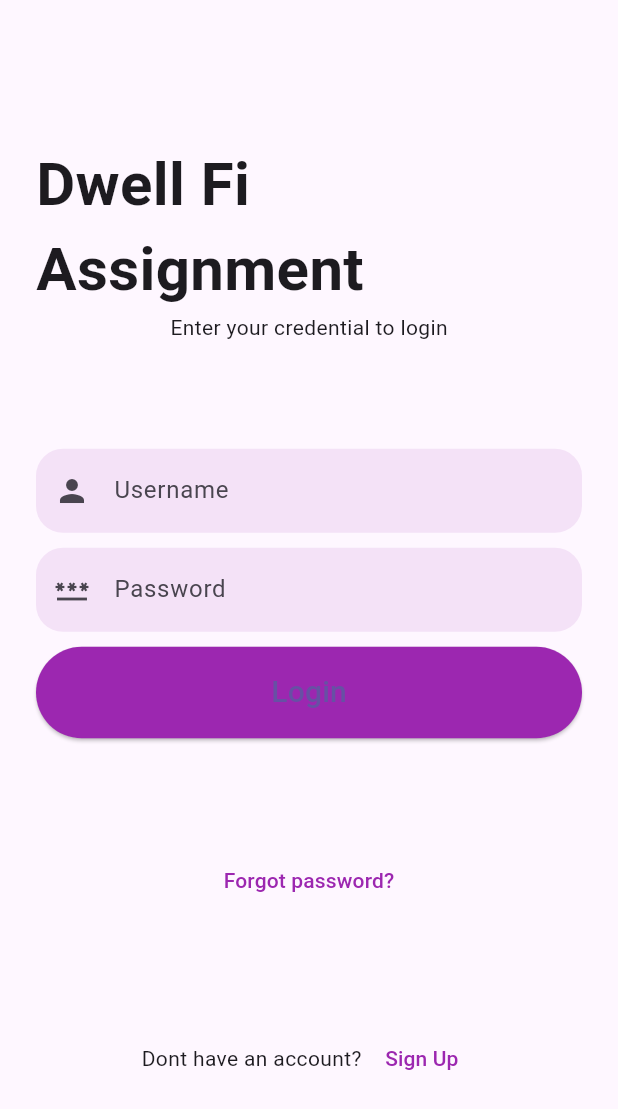
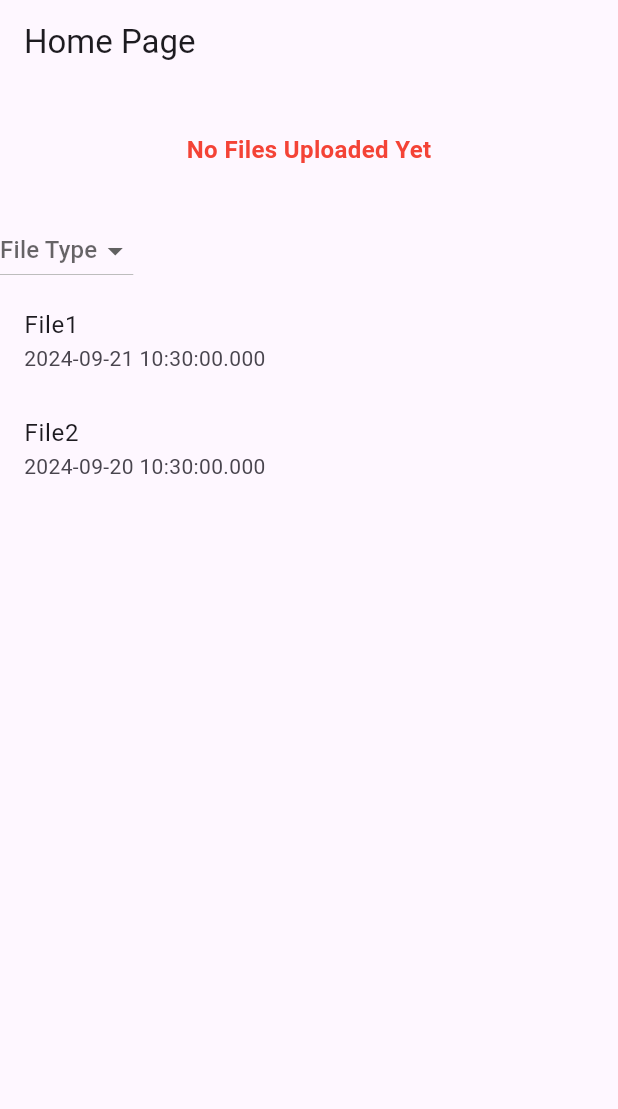
Before and after one commit to InvincibleSihag/dwellFi_Assignment, a Flutter app: the screen it shows after launch, after a tap on "Login", on a phone screen of 412 x 824 dp. Shown: the top 1109 px of the screen. Run offline on Flutter 3.47's test engine with Material 3 defaults, Android fonts, the light colour scheme and no system bars; our stand-ins replace equatable, fl_chart, flutter_bloc, fpdart, get, get_it.

Commit message:
added HomePage and handled dependency injection
Ui is still pending, just a simple setup is done

```diff
--- a/frontend/dwell_fi_assignment/lib/core/common/models/user_model.dart
+++ b/frontend/dwell_fi_assignment/lib/core/common/models/user_model.dart
@@ -1,15 +1,11 @@
 class User {
   final String id;
   final String email;
-  final String name;
-  final String countryCode;
-  final String phoneNumber;
+  final String password;
 
   User({
     required this.id,
     required this.email,
-    required this.name,
-    required this.countryCode,
-    required this.phoneNumber,
+    required this.password,
   });
 }
--- /dev/null
+++ b/frontend/dwell_fi_assignment/lib/core/constants/display.dart
@@ -0,0 +1,5 @@
+
+const double generalPadding = 16;
+const double largePadding = 24;
+const double smallPadding = 8;
+const double xlargePadding = 32;
--- a/frontend/dwell_fi_assignment/lib/features/auth/data/auth_repository_impl.dart
+++ b/frontend/dwell_fi_assignment/lib/features/auth/data/auth_repository_impl.dart
@@ -8,10 +8,9 @@ class AuthRepositoryImpl extends AuthRepository {
   @override
   Future<Either<Failure, User>> login(UserLogin userLogin) async {
     return right(User(
-        id: '1',
-        email: 'test@gmail.com',
-        name: 'test',
-        countryCode: '91',
-        phoneNumber: '9876543210'));
+        id: "id",
+        email: userLogin.email,
+        password: userLogin.password,
+    ));
   }
 }
--- a/frontend/dwell_fi_assignment/lib/features/auth/presentation/bloc/auth_bloc.dart
+++ b/frontend/dwell_fi_assignment/lib/features/auth/presentation/bloc/auth_bloc.dart
@@ -1,10 +1,13 @@
-import 'package:bloc/bloc.dart';
-import 'package:dwell_fi_assignment/features/auth/data/auth_repository_impl.dart';
+import 'package:dwell_fi_assignment/features/auth/domain/auth_repository.dart';
+import 'package:flutter/material.dart';
+import 'package:flutter_bloc/flutter_bloc.dart';
 import 'package:dwell_fi_assignment/features/auth/presentation/bloc/auth_event.dart';
 import 'package:dwell_fi_assignment/features/auth/presentation/bloc/auth_state.dart';
 
 class AuthBloc extends Bloc<AuthEvent, AuthState> {
-  final AuthRepositoryImpl authRepository;
+  final AuthRepository authRepository;
+  final emailController = TextEditingController();
+  final passwordController = TextEditingController();
 
   AuthBloc(this.authRepository) : super(AuthInitial()) {
     on<LoginRequested>(_onLoginRequested);
--- a/frontend/dwell_fi_assignment/lib/features/auth/presentation/pages/login_page.dart
+++ b/frontend/dwell_fi_assignment/lib/features/auth/presentation/pages/login_page.dart
@@ -1,13 +1,40 @@
+import 'dart:developer';
+
+import 'package:dwell_fi_assignment/features/auth/domain/entities/user_login.dart';
+import 'package:dwell_fi_assignment/features/auth/presentation/bloc/auth_bloc.dart';
+import 'package:dwell_fi_assignment/features/auth/presentation/bloc/auth_event.dart';
+import 'package:dwell_fi_assignment/features/auth/presentation/bloc/auth_state.dart';
+import 'package:dwell_fi_assignment/features/home_page/presentation/pages/home_page.dart';
+import 'package:dwell_fi_assignment/init_dependencies.dart';
 import 'package:flutter/material.dart';
+import 'package:flutter_bloc/flutter_bloc.dart';
 
 class LoginPage extends StatelessWidget {
   const LoginPage({super.key});
 
   @override
   Widget build(BuildContext context) {
-    return MaterialApp(
-      debugShowCheckedModeBanner: false,
-      home: Scaffold(
+    return BlocConsumer<AuthBloc, AuthState>(
+      listener: (context, state) {
+        if (state is AuthAuthenticated) {
+          log("Authenticated");
+          Navigator.of(context).pushAndRemoveUntil(
+              HomePage.route(), (route) => false,
+          );
+        } else if (state is AuthUnauthenticated) {
+          ScaffoldMessenger.of(context).showSnackBar(
+            SnackBar(content: Text(state.message)),
+          );
+        }
+        else {
+          log(state.toString());
+        }
+      },
+      builder: (context, state) {
+        if (state is AuthLoading) {
+          return const Center(child: CircularProgressIndicator());
+        }
+        return Scaffold(
           body: Container(
             margin: const EdgeInsets.all(24),
             child: Column(
@@ -20,7 +47,8 @@ class LoginPage extends StatelessWidget {
               ],
             ),
           ),
-      ),
+        );
+      },
     );
   }
 
@@ -41,8 +69,9 @@ class LoginPage extends StatelessWidget {
       crossAxisAlignment: CrossAxisAlignment.stretch,
       children: [
         TextField(
+          controller: serviceLocator<AuthBloc>().emailController,
           decoration: InputDecoration(
-              hintText: "Username",
+              hintText: "Email",
               border: OutlineInputBorder(
                   borderRadius: BorderRadius.circular(18),
                   borderSide: BorderSide.none),
@@ -52,6 +81,7 @@ class LoginPage extends StatelessWidget {
         ),
         const SizedBox(height: 10),
         TextField(
+          controller: serviceLocator<AuthBloc>().passwordController,
           decoration: InputDecoration(
             hintText: "Password",
             border: OutlineInputBorder(
@@ -65,7 +95,12 @@ class LoginPage extends StatelessWidget {
         ),
         const SizedBox(height: 10),
         ElevatedButton(
-          onPressed: () {},
+          onPressed: () {
+            final email = serviceLocator<AuthBloc>().emailController.text;
+            final password = serviceLocator<AuthBloc>().passwordController.text;
+            serviceLocator<AuthBloc>().add(
+                LoginRequested(UserLogin(email: email, password: password)));
+          },
           style: ElevatedButton.styleFrom(
             shape: const StadiumBorder(),
             padding: const EdgeInsets.symmetric(vertical: 16),
@@ -94,7 +129,7 @@ class LoginPage extends StatelessWidget {
     return Row(
       mainAxisAlignment: MainAxisAlignment.center,
       children: [
-        const Text("Dont have an account? "),
+        const Text("Don't have an account? "),
         TextButton(
             onPressed: () {},
             child: const Text(
--- /dev/null
+++ b/frontend/dwell_fi_assignment/lib/features/home_page/data/repository/home_page_repository_impl.dart
@@ -0,0 +1,16 @@
+import 'package:dwell_fi_assignment/core/error/failures.dart';
+import 'package:dwell_fi_assignment/features/home_page/domain/entities/file.dart';
+import 'package:dwell_fi_assignment/features/home_page/domain/repository/home_page_repository.dart';
+import 'package:fpdart/fpdart.dart';
+
+class HomePageRepositoryImpl extends HomePageRepository {
+  @override
+  Future<Either<Failure, List<File>>> getFiles() async {
+    // Mock data for now
+    final files = [
+      File(name: 'File1', uploadDate: DateTime.now(), fileType: 'Type1', sensorType: 'Sensor1'),
+      File(name: 'File2', uploadDate: DateTime.now().subtract(const Duration(days: 1)), fileType: 'Type2', sensorType: 'Sensor2'),
+    ];
+    return right(files);
+  }
+}
--- /dev/null
+++ b/frontend/dwell_fi_assignment/lib/features/home_page/domain/entities/file.dart
@@ -0,0 +1,13 @@
+class File {
+  final String name;
+  final DateTime uploadDate;
+  final String fileType;
+  final String sensorType;
+
+  File({
+    required this.name,
+    required this.uploadDate,
+    required this.fileType,
+    required this.sensorType,
+  });
+}
--- /dev/null
+++ b/frontend/dwell_fi_assignment/lib/features/home_page/domain/repository/home_page_repository.dart
@@ -0,0 +1,7 @@
+import 'package:dwell_fi_assignment/core/error/failures.dart';
+import 'package:dwell_fi_assignment/features/home_page/domain/entities/file.dart';
+import 'package:fpdart/fpdart.dart';
+
+abstract class HomePageRepository {
+  Future<Either<Failure, List<File>>> getFiles();
+}
--- /dev/null
+++ b/frontend/dwell_fi_assignment/lib/features/home_page/presentation/bloc/home_bloc.dart
@@ -0,0 +1,26 @@
+import 'package:flutter_bloc/flutter_bloc.dart';
+import 'package:dwell_fi_assignment/features/home_page/domain/repository/home_page_repository.dart';
+import 'package:dwell_fi_assignment/features/home_page/presentation/bloc/home_event.dart';
+import 'package:dwell_fi_assignment/features/home_page/presentation/bloc/home_state.dart';
+
+class HomeBloc extends Bloc<HomeEvent, HomeState> {
+  final HomePageRepository homePageRepository;
+
+  HomeBloc(this.homePageRepository) : super(HomeInitial()) {
+    on<LoadFilesEvent>(_onLoadFiles);
+    on<FilterFilesEvent>(_onFilterFiles);
+  }
+
+  void _onLoadFiles(LoadFilesEvent event, Emitter<HomeState> emit) async {
+    emit(HomeLoading());
+    final result = await homePageRepository.getFiles();
+    result.fold(
+      (failure) => emit(HomeError(failure.message)),
+      (files) => emit(HomeLoaded(files, {})),
+    );
+  }
+
+  void _onFilterFiles(FilterFilesEvent event, Emitter<HomeState> emit) {
+    // Implement filtering logic
+  }
+}
--- /dev/null
+++ b/frontend/dwell_fi_assignment/lib/features/home_page/presentation/bloc/home_event.dart
@@ -0,0 +1,19 @@
+import 'package:equatable/equatable.dart';
+
+abstract class HomeEvent extends Equatable {
+  const HomeEvent();
+
+  @override
+  List<Object> get props => [];
+}
+
+class LoadFilesEvent extends HomeEvent {}
+
+class FilterFilesEvent extends HomeEvent {
+  final String? fileType;
+  final DateTime? date;
+  final String? sensorType;
+
+  const FilterFilesEvent({required this.fileType, required this.date, required this.sensorType});
+
+}
--- /dev/null
+++ b/frontend/dwell_fi_assignment/lib/features/home_page/presentation/bloc/home_state.dart
@@ -0,0 +1,31 @@
+import 'package:dwell_fi_assignment/features/home_page/domain/entities/file.dart';
+import 'package:equatable/equatable.dart';
+abstract class HomeState extends Equatable {
+  const HomeState();
+
+  @override
+  List<Object> get props => [];
+}
+
+class HomeInitial extends HomeState {}
+
+class HomeLoading extends HomeState {}
+
+class HomeLoaded extends HomeState {
+  final List<File> files;
+  final Map<DateTime, int> filesPerDay;
+
+  const HomeLoaded(this.files, this.filesPerDay);
+
+  @override
+  List<Object> get props => [files, filesPerDay];
+}
+
+class HomeError extends HomeState {
+  final String message;
+
+  const HomeError(this.message);
+
+  @override
+  List<Object> get props => [message];
+}
--- /dev/null
+++ b/frontend/dwell_fi_assignment/lib/features/home_page/presentation/pages/home_page.dart
@@ -0,0 +1,31 @@
+import 'dart:developer';
+
+import 'package:dwell_fi_assignment/features/home_page/presentation/pages/widgets/file_chart.dart';
+import 'package:dwell_fi_assignment/features/home_page/presentation/pages/widgets/file_filters.dart';
+import 'package:dwell_fi_assignment/features/home_page/presentation/pages/widgets/file_list.dart';
+import 'package:flutter/material.dart';
+
+class HomePage extends StatelessWidget {
+  static route() =>
+    MaterialPageRoute(
+      builder: (context) => const HomePage(),
+    );
+
+  const HomePage({super.key});
+
+  @override
+  Widget build(BuildContext context) {
+    return Scaffold(
+      appBar: AppBar(
+        title: const Text('Home Page'),
+      ),
+      body: const Column(
+        children: [
+          FileChart(),
+          FileFilters(),
+          Expanded(child: FileList()),
+        ],
+      ),
+    );
+  }
+}
--- /dev/null
+++ b/frontend/dwell_fi_assignment/lib/features/home_page/presentation/pages/widgets/file_chart.dart
@@ -0,0 +1,57 @@
+import 'package:dwell_fi_assignment/core/constants/display.dart';
+import 'package:dwell_fi_assignment/features/home_page/presentation/bloc/home_bloc.dart';
+import 'package:dwell_fi_assignment/features/home_page/presentation/bloc/home_state.dart';
+import 'package:fl_chart/fl_chart.dart';
+import 'package:flutter/material.dart';
+import 'package:flutter_bloc/flutter_bloc.dart';
+
+class FileChart extends StatelessWidget {
+  const FileChart({super.key});
+
+  @override
+  Widget build(BuildContext context) {
+    return BlocBuilder<HomeBloc, HomeState>(
+      builder: (context, state) {
+        if (state is HomeLoaded && state.filesPerDay.isNotEmpty) {
+          return BarChart(
+            BarChartData(
+              alignment: BarChartAlignment.spaceAround,
+              // barGroups: state.files.map((file) {
+              //   return BarChartGroupData(
+              //     x: file.id,
+              //     barRods: [
+              //       BarChartRodData(
+              //         toY: file.size.toDouble(),
+              //         colors: [Colors.blue],
+              //       ),
+              //     ],
+              //   );
+              // }).toList(),
+              // titlesData: FlTitlesData(
+              //   leftTitles: SideTitles(showTitles: true),
+              //   bottomTitles: SideTitles(
+              //     showTitles: true,
+              //     getTitles: (double value) {
+              //       return state.files.firstWhere((file) => file.id == value.toInt()).name;
+              //     },
+              //   ),
+              // ),
+            ),
+          );
+        } else {
+          return const Padding(
+            padding: EdgeInsets.all(xlargePadding),
+            child: Text(
+              'No Files Uploaded Yet',
+              style: TextStyle(
+                fontSize: 16,
+                fontWeight: FontWeight.bold,
+                color: Colors.red,
+              ),
+            ),
+          );
+        }
+      },
+    );
+  }
+}
--- /dev/null
+++ b/frontend/dwell_fi_assignment/lib/features/home_page/presentation/pages/widgets/file_filters.dart
@@ -0,0 +1,30 @@
+import 'package:dwell_fi_assignment/features/home_page/presentation/bloc/home_bloc.dart';
+import 'package:dwell_fi_assignment/features/home_page/presentation/bloc/home_event.dart';
+import 'package:dwell_fi_assignment/init_dependencies.dart';
+import 'package:flutter/material.dart';
+import 'package:flutter_bloc/flutter_bloc.dart';
+
+class FileFilters extends StatelessWidget {
+  const FileFilters({super.key});
+
+  @override
+  Widget build(BuildContext context) {
+    return Row(
+      children: [
+        DropdownButton<String>(
+          hint: const Text('File Type'),
+          items: ['Type1', 'Type2'].map((String value) {
+            return DropdownMenuItem<String>(
+              value: value,
+              child: Text(value),
+            );
+          }).toList(),
+          onChanged: (value) {
+            serviceLocator<HomeBloc>().add(FilterFilesEvent(fileType: value, date: null, sensorType: null));
+          },
+        ),
+        // Add more filters for date and sensor type similarly
+      ],
+    );
+  }
+}
--- /dev/null
+++ b/frontend/dwell_fi_assignment/lib/features/home_page/presentation/pages/widgets/file_list.dart
@@ -0,0 +1,32 @@
+import 'package:dwell_fi_assignment/features/home_page/presentation/bloc/home_bloc.dart';
+import 'package:dwell_fi_assignment/features/home_page/presentation/bloc/home_state.dart';
+import 'package:flutter/material.dart';
+import 'package:flutter_bloc/flutter_bloc.dart';
+
+class FileList extends StatelessWidget {
+  const FileList({super.key});
+
+  @override
+  Widget build(BuildContext context) {
+    return BlocBuilder<HomeBloc, HomeState>(
+      builder: (context, state) {
+        if (state is HomeLoading) {
+          return const Center(child: CircularProgressIndicator());
+        } else if (state is HomeLoaded) {
+          return ListView.builder(
+            itemCount: state.files.length,
+            itemBuilder: (context, index) {
+              final file = state.files[index];
+              return ListTile(
+                title: Text(file.name),
+                subtitle: Text(file.uploadDate.toString()),
+              );
+            },
+          );
+        } else {
+          return const Center(child: Text('Failed to load files'));
+        }
+      },
+    );
+  }
+}
--- a/frontend/dwell_fi_assignment/lib/init_dependencies.dart
+++ b/frontend/dwell_fi_assignment/lib/init_dependencies.dart
@@ -0,0 +1,32 @@
+import 'dart:io';
+
+import 'package:dwell_fi_assignment/features/auth/data/auth_repository_impl.dart';
+import 'package:dwell_fi_assignment/features/auth/domain/auth_repository.dart';
+import 'package:dwell_fi_assignment/features/auth/presentation/bloc/auth_bloc.dart';
+import 'package:dwell_fi_assignment/features/home_page/data/repository/home_page_repository_impl.dart';
+import 'package:dwell_fi_assignment/features/home_page/domain/repository/home_page_repository.dart';
+import 'package:dwell_fi_assignment/features/home_page/presentation/bloc/home_bloc.dart';
+import 'package:dwell_fi_assignment/features/home_page/presentation/bloc/home_event.dart';
+import 'package:get_it/get_it.dart';
+
+final serviceLocator = GetIt.instance;
+final currentPlatform = Platform.operatingSystem;
+
+Future<void> initDependencies() async {
+
+  // repositories
+  serviceLocator.registerLazySingleton<AuthRepository>(
+    () => AuthRepositoryImpl(),
+  );
+  serviceLocator.registerLazySingleton<HomePageRepository>(
+    () => HomePageRepositoryImpl(),
+  );
+
+  // blocs
+  serviceLocator.registerLazySingleton<HomeBloc>(
+    () => HomeBloc(serviceLocator())..add(LoadFilesEvent()),
+  );
+  serviceLocator.registerLazySingleton<AuthBloc>(
+    () => AuthBloc(serviceLocator()),
+  );
+}
--- a/frontend/dwell_fi_assignment/lib/main.dart
+++ b/frontend/dwell_fi_assignment/lib/main.dart
@@ -1,10 +1,13 @@
-import 'package:dwell_fi_assignment/features/auth/data/auth_repository_impl.dart';
 import 'package:dwell_fi_assignment/features/auth/presentation/bloc/auth_bloc.dart';
 import 'package:dwell_fi_assignment/features/auth/presentation/pages/login_page.dart';
+import 'package:dwell_fi_assignment/features/home_page/presentation/bloc/home_bloc.dart';
+import 'package:dwell_fi_assignment/init_dependencies.dart';
 import 'package:flutter/material.dart';
 import 'package:flutter_bloc/flutter_bloc.dart';
 
-void main() {
+void main() async {
+  WidgetsFlutterBinding.ensureInitialized();
+  await initDependencies();
   runApp(const MyApp());
 }
 
@@ -16,7 +19,8 @@ class MyApp extends StatelessWidget {
   Widget build(BuildContext context) {
     return MultiBlocProvider(
       providers: [
-        BlocProvider(create: (context) => AuthBloc(AuthRepositoryImpl())),
+        BlocProvider(create: (context) => serviceLocator<AuthBloc>()),
+        BlocProvider(create: (context) => serviceLocator<HomeBloc>()),
       ],
       child: MaterialApp(
         title: 'Dwell FI Assignment',
--- a/frontend/dwell_fi_assignment/pubspec.yaml
+++ b/frontend/dwell_fi_assignment/pubspec.yaml
@@ -33,6 +33,7 @@ dependencies:
   get_it: ^7.6.8
   flutter_bloc: ^8.1.5
   equatable: ^2.0.5
+  fl_chart: ^0.69.0
 
   flutter:
     sdk: flutter
```
Also changed, not shown: frontend/dwell_fi_assignment/pubspec.lock. Lines whose indentation alone changed are shown as unchanged.
